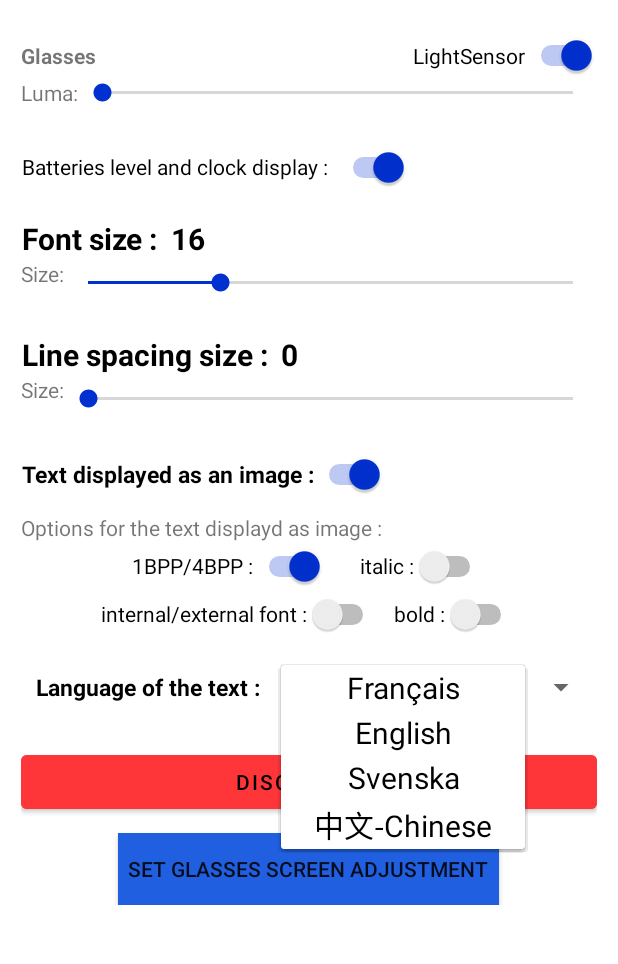
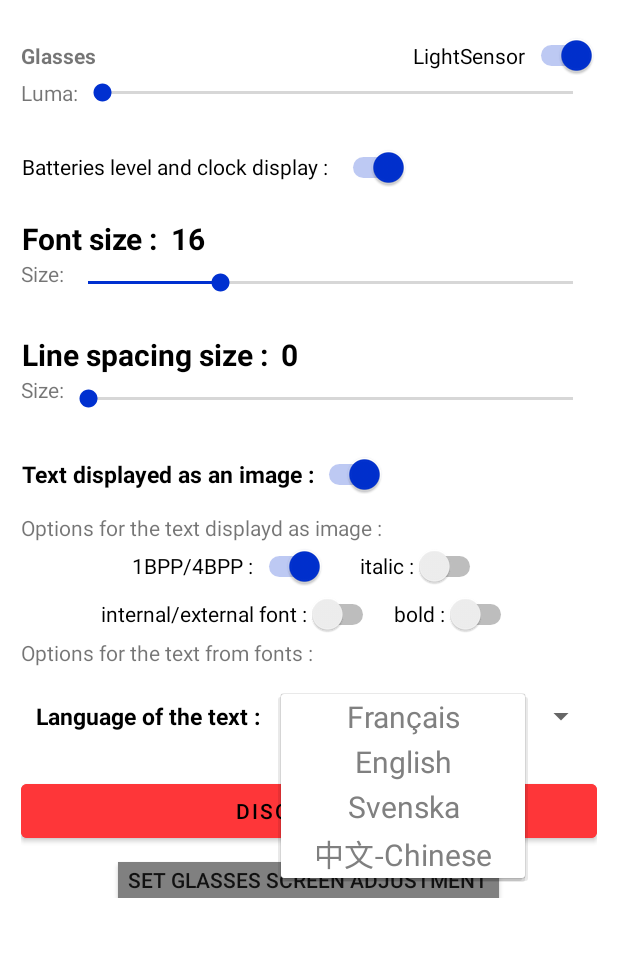
Before and after one commit to LaurentChr/ActiveLook_FontSize, an Android app: the screen it shows after launch (MainActivity), after a tap on "Français", on a phone screen of 412 x 824 dp, the part 155-1119 px from its top. Run offline under Robolectric (Android 15) with nearby library versions, the phone set to English and light mode, and no system bars; libraries missing offline, so code that uses them is left out: com.activelook.activelooksdk; 15 statements that could not run were skipped.

Commit message:
dark colors compatible + minor changes

```diff
--- a/app/src/main/AndroidManifest.xml
+++ b/app/src/main/AndroidManifest.xml
@@ -1,8 +1,6 @@
 <?xml version="1.0" encoding="utf-8"?>
 <manifest xmlns:android="http://schemas.android.com/apk/res/android"
     xmlns:tools="http://schemas.android.com/tools">
-
-    <uses-feature android:name="android.hardware.sensor.stepdetector" />
 
     <uses-permission android:name="android.permission.INTERNET" />
     <uses-permission android:name="android.permission.WAKE_LOCK" />
@@ -13,11 +11,13 @@
     <uses-permission android:name="android.permission.BLUETOOTH_SCAN" />
     <uses-permission android:name="android.permission.POST_NOTIFICATIONS" />
     <uses-permission android:name="android.permission.FOREGROUND_SERVICE" />
+    <uses-permission android:name="android.permission.QUERY_ALL_PACKAGES"
+        tools:ignore="QueryAllPackagesPermission" />
 
     <application
         android:name=".DemoApp"
         android:allowBackup="true"
-        android:icon="@mipmap/activelook_fontsize"
+        android:icon="@mipmap/activelook_fontsizes"
         android:label="@string/app_name"
         android:persistent="true"
         android:screenOrientation="portrait"
--- a/app/src/main/java/com/fontsize/demo/MainActivity.java
+++ b/app/src/main/java/com/fontsize/demo/MainActivity.java
@@ -18,6 +18,7 @@ import android.graphics.Typeface;
 import android.os.BatteryManager;
 import android.os.Build;
 import android.os.Bundle;
+import android.os.Handler;
 import android.preference.PreferenceManager;
 import android.text.TextPaint;
 import android.view.Menu;
@@ -39,6 +40,7 @@ import androidx.annotation.RequiresApi;
 import androidx.appcompat.app.AppCompatActivity;
 import androidx.appcompat.widget.Toolbar;
 import androidx.core.app.ActivityCompat;
+import androidx.core.content.ContextCompat;
 
 import com.activelook.activelooksdk.Glasses;
 import com.activelook.activelooksdk.types.ImgStreamFormat;
@@ -58,6 +60,13 @@ public class MainActivity extends AppCompatActivity {
     public String langCode= Locale.getDefault().getLanguage();
     private boolean clockON=true, imageON=true, BPP4ON=true, italicON=false, boldON=false, fontON=false, glassesSetting=false;
     private int fontSize=16, lineSpace=0, gbattery=0, topmrg=0, botmrg=0, lftmrg=0, rgtmrg=0;
+    @SuppressLint("UseSwitchCompatOrMaterialCode")
+    private Switch sensorSwitch, clockSwitch, textImage, textImage4BPP, textItalic, textBold, textFont;
+    private SeekBar luminanceSeekBar, fontSizeSeekBar, spaceSizeSeekBar;
+    private TextView largeText, GlassesBattery, fontSizeTextView, spaceSizeTextView;
+    private Spinner LangChoice;
+    private ToggleButton adjusmentSet;
+
     private final String[] poem_fr = {"Sous le pont Mirabeau coule la Seine",
             "Et nos amours",
             "Faut-il qu’il m’en souvienne",
@@ -177,15 +186,8 @@ public class MainActivity extends AppCompatActivity {
             "你去想一想 你去看一看",
             "月亮代表我的心"};
     private String[] poem=poem_fr;
-//    Handler clockHandler = new Handler();
-//    Runnable clockRunnable;
-
-    @SuppressLint("UseSwitchCompatOrMaterialCode")
-    private Switch sensorSwitch, clockSwitch, textImage, textImage4BPP, textItalic, textBold, textFont;
-    private SeekBar luminanceSeekBar, fontSizeSeekBar, spaceSizeSeekBar;
-    private TextView largeText, GlassesBattery, fontSizeTextView, spaceSizeTextView;
-    private Spinner LangChoice;
-    private ToggleButton adjusmentSet;
+    Handler clockHandler = new Handler();
+    Runnable clockRunnable;
 
     @RequiresApi(api = Build.VERSION_CODES.S)
     @SuppressLint({"BatteryLife", "MissingInflatedId"})
@@ -241,6 +243,7 @@ public class MainActivity extends AppCompatActivity {
         LangChoice = this.findViewById(R.id.lang_choice);
         String[] Lang_Choice = getResources().getStringArray(R.array.langChoice);
         ArrayAdapter<String> adapter_lang = new ArrayAdapter<>(this, R.layout.list_item, Lang_Choice);
+        adapter_lang.setDropDownViewResource(R.layout.spinner_dropdown_item);
         LangChoice.setAdapter(adapter_lang);
 
         setSupportActionBar(toolbar);
@@ -259,11 +262,11 @@ public class MainActivity extends AppCompatActivity {
         if (gbattery !=0 ) {GlassesBattery.setText("Glasses battery : "+String.format("%d",gbattery)+"%");}
         if(imageON){line0 -= fs; }
         if (clockON) {displayClock(); line0 -= 30;}
+        else {clockHandler.removeCallbacks(clockRunnable);}
         y = line0;
-        if (g!=null && glassesSetting) {g.clear(); displayClock();
+        if (g!=null && glassesSetting) {g.clear(); displayClock();  g.color((byte) 15);
             g.rect((short) rgtmrg, (short) botmrg, (short) (303-lftmrg),(short) (255-topmrg));}
         if (g != null && !glassesSetting) { g.cfgSet("cfgLaurent8"); g.clear();
-//            g.shift((short) lftmrg, (short) topmrg);
             while (y > fs+botmrg) {
                 if(imageON){
                     if(BPP4ON){g.imgStream(textAsBitmap(poem[poemLin], fs, italicON, boldON), ImgStreamFormat.MONO_4BPP_HEATSHRINK,
@@ -271,7 +274,7 @@ public class MainActivity extends AppCompatActivity {
                     else{g.imgStream(textAsBitmap(poem[poemLin], fs, italicON, boldON), ImgStreamFormat.MONO_1BPP,
                             (short) (300-lftmrg-(textAsBitmap(poem[poemLin], fs, italicON, boldON)).getWidth()), (short) y);}
                 }
-                else{g.txt((short) (300-lftmrg), (short) y, Rotation.TOP_LR, (byte) fs, (byte) 0x0F,
+                else{g.txt((short) (300-lftmrg), (short) y, Rotation.TOP_LR, (byte) fs, (byte) 15,
                  international_accent(poem[poemLin]));}
                 poemLin ++; y = y-fs-ls;
             }
@@ -300,14 +303,14 @@ public class MainActivity extends AppCompatActivity {
             catch (IOException e) {e.printStackTrace();}
 
             updateText(fontSize, lineSpace);
-//            clockRunnable = new Runnable() {
-//                @Override
-//                public void run() { displayClock();
-//                    clockHandler.postDelayed(this,60000);
-//                }
-//            };
-//            clockHandler.removeCallbacks(clockRunnable);
-//            clockHandler.postDelayed(clockRunnable,60000); // every minute
+            clockRunnable = new Runnable() {
+                @Override
+                public void run() { displayClock();
+                    clockHandler.postDelayed(this,60000);
+                }
+            };
+            clockHandler.removeCallbacks(clockRunnable);
+            clockHandler.postDelayed(clockRunnable,60000); // every minute
         }
     }
 
@@ -319,8 +322,8 @@ public class MainActivity extends AppCompatActivity {
         String clock = sdf.format(new Date());
         int top=255-topmrg;
         final Glasses g = connectedGlasses;
-        if (g != null) {
-            g.battery(r1 -> { gbattery=r1;
+        if (g != null && clockON) {
+            g.battery(r1 -> { gbattery=r1; connectedGlasses.color((byte) 15);
                 connectedGlasses.cfgSet("ALooK");
                 if (r1 < 25) {connectedGlasses.imgDisplay((byte) 1, (short) (272-lftmrg), (short) (top-26));}
                 else {connectedGlasses.imgDisplay((byte) 0, (short) (272-lftmrg), (short) (top-26));}
@@ -409,6 +412,7 @@ public class MainActivity extends AppCompatActivity {
         LangChoice.setOnItemSelectedListener(new AdapterView.OnItemSelectedListener(){
             @Override
             public void onItemSelected (AdapterView < ? > parent, View view,int position, long id){
+                ((TextView) parent.getChildAt(0)).setTextColor(ContextCompat.getColor(MainActivity.this,R.color.grey));
                 String Choice = (String) parent.getItemAtPosition(position);
                 if (Choice.equals("Français")) {poem=poem_fr;}
                 if (Choice.equals("English")) {poem=poem_en;}
@@ -488,6 +492,7 @@ public class MainActivity extends AppCompatActivity {
                 g.rect((short) rgtmrg, (short) botmrg, (short) (303-lftmrg),(short) (255-topmrg));}});
 
     }
+
 
     private void savePreferences() {
         SharedPreferences sharedPreferences = PreferenceManager.getDefaultSharedPreferences(this);
@@ -616,14 +621,14 @@ public class MainActivity extends AppCompatActivity {
     protected void onPause() {super.onPause();}
 
     protected void onStop() {super.onStop();
-//        if(clockHandler != null)
-//            clockHandler.removeCallbacks(clockRunnable); // We stop the callback
+        if(clockHandler != null)
+            clockHandler.removeCallbacks(clockRunnable); // We stop the callback
     }
 
     protected void onDestroy() {
         super.onDestroy();
-//        if(clockHandler != null)
-//            clockHandler.removeCallbacks(clockRunnable); // We stop the callback
+        if(clockHandler != null)
+            clockHandler.removeCallbacks(clockRunnable); // We stop the callback
     }
 
     @Override
--- a/app/src/main/res/drawable/toggle_color.xml
+++ b/app/src/main/res/drawable/toggle_color.xml
@@ -1,4 +1,4 @@
 <selector xmlns:android="http://schemas.android.com/apk/res/android">
-    <item android:state_checked="false" android:drawable="@color/primary_200"  />
-    <item android:state_checked="true" android:drawable="@color/success"  />
+    <item android:state_checked="false" android:drawable="@color/grey"  />
+    <item android:state_checked="true" android:drawable="@color/primary_700"  />
 </selector>
--- a/app/src/main/res/layout/content_scrolling.xml
+++ b/app/src/main/res/layout/content_scrolling.xml
@@ -203,7 +203,6 @@
                 android:layout_weight="1"
                 android:checked="true"
                 android:textSize="15dp"
-                android:textColor="@color/black"
                 android:textStyle="bold"
                 android:text="Text displayed as an image :"
                 android:gravity="end|center_vertical"
@@ -272,6 +271,11 @@
                     tools:ignore="UseSwitchCompatOrMaterialXml" />
             </LinearLayout>
 
+            <TextView
+                android:layout_width="match_parent"
+                android:layout_height="match_parent"
+                android:text="Options for the text from fonts :"/>
+
             <Space
                 android:layout_width="match_parent"
                 android:layout_height="18dp" />
@@ -317,7 +321,9 @@
             <ToggleButton
                 android:id="@+id/adjusment_set"
                 android:layout_width="wrap_content"
-                android:layout_height="wrap_content"
+                android:layout_height="24dp"
+				android:paddingTop="0dp"
+				android:paddingBottom="0dp"
                 android:layout_gravity="center"
                 android:background="@drawable/toggle_color"
                 android:textOn="  glasses screen adjustment : ON "
--- /dev/null
+++ b/app/src/main/res/layout/spinner_dropdown_item.xml
@@ -0,0 +1,9 @@
+<TextView xmlns:android="http://schemas.android.com/apk/res/android"
+    android:id="@android:id/text1"
+    style="?android:attr/spinnerDropDownItemStyle"
+    android:layout_width="match_parent"
+    android:layout_height="wrap_content"
+    android:textColor="@color/grey"
+    android:gravity="center"
+    android:padding="1dp"
+    android:textSize="20sp" />
--- a/app/src/main/res/values/colors.xml
+++ b/app/src/main/res/values/colors.xml
@@ -10,6 +10,7 @@
     <color name="teal_200">#FF03DAC5</color>
     <color name="teal_700">#FF018786</color>
     <color name="black">#FF000000</color>
+    <color name="grey">#FF808080</color>
     <color name="white">#FFFFFFFF</color>
     <color name="success">#FF1BC830</color>
     <color name="warning">#FFFC5609</color>
--- a/app/src/main/res/values/strings.xml
+++ b/app/src/main/res/values/strings.xml
@@ -8,7 +8,7 @@
     <string name="button_scan">Scan</string>
     <string name="bubble_button">Bubble button</string>
 
-    <string name="app_version">v1.0</string>
+    <string name="app_version">v2.0</string>
 
     <!-- Placeholder string for if the image doesn't load -->
     <string name="notification_logo">Intercepted Notification Logo</string>
```
Also changed, not shown: app/build.gradle (line endings or trailing spaces), app/src/main/activelook_fontsize_512.png, app/src/main/res/mipmap-hdpi/activelook_fontsizes.png (added), app/src/main/res/mipmap-mdpi/activelook_fontsizes.png (added), app/src/main/res/mipmap-xhdpi/activelook_fontsizes.png (added), app/src/main/res/mipmap-xxhdpi/activelook_fontsizes.png (added), app/src/main/res/mipmap-xxxhdpi/activelook_fontsizes.png (added).
